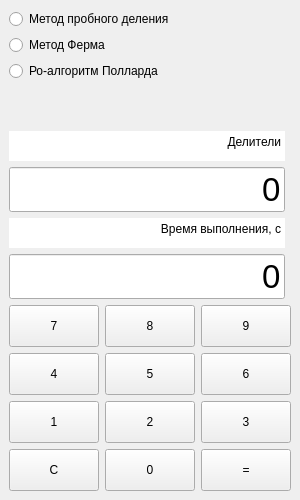
Above: Dells/design.ui from DimLepnikov/FactorizationUltima before the change. Below: the same form after it.
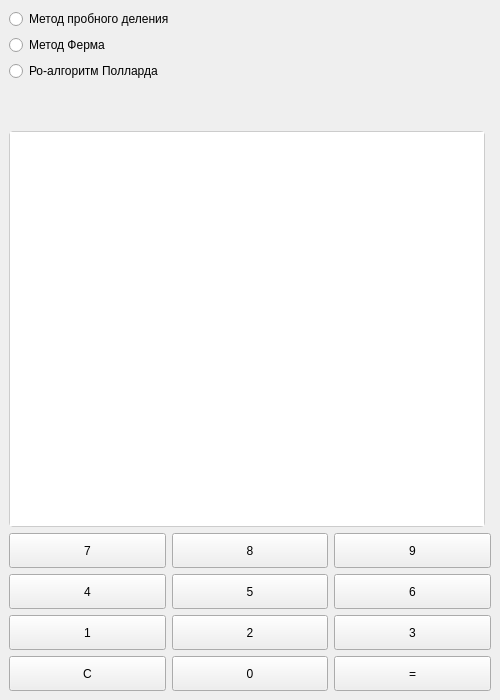
That is the form after the change. Icons and pictures are not drawn.

What changed in the file:
```diff
--- a/Dells/design.ui
+++ b/Dells/design.ui
@@ -6,79 +6,25 @@
    <rect>
     <x>0</x>
     <y>0</y>
-    <width>300</width>
-    <height>500</height>
+    <width>400</width>
+    <height>600</height>
    </rect>
   </property>
   <property name="minimumSize">
    <size>
-    <width>300</width>
-    <height>500</height>
+    <width>500</width>
+    <height>700</height>
    </size>
   </property>
   <property name="windowTitle">
    <string>Dells</string>
   </property>
   <property name="windowIcon">
-   <iconset resource="files.qrc">
+   <iconset>
     <normaloff>:/icons/calculate_24dp_000000_FILL0_wght400_GRAD0_opsz24.png</normaloff>:/icons/calculate_24dp_000000_FILL0_wght400_GRAD0_opsz24.png</iconset>
   </property>
   <widget class="QWidget" name="centralwidget">
    <layout class="QGridLayout" name="gridLayout_2">
-    <item row="12" column="0">
-     <widget class="QLineEdit" name="le_entry_time">
-      <property name="sizePolicy">
-       <sizepolicy hsizetype="Expanding" vsizetype="Maximum">
-        <horstretch>0</horstretch>
-        <verstretch>0</verstretch>
-       </sizepolicy>
-      </property>
-      <property name="styleSheet">
-       <string notr="true">font-size: 25pt;</string>
-      </property>
-      <property name="text">
-       <string>0</string>
-      </property>
-      <property name="maxLength">
-       <number>70</number>
-      </property>
-      <property name="alignment">
-       <set>Qt::AlignmentFlag::AlignRight|Qt::AlignmentFlag::AlignTrailing|Qt::AlignmentFlag::AlignVCenter</set>
-      </property>
-      <property name="dragEnabled">
-       <bool>false</bool>
-      </property>
-      <property name="readOnly">
-       <bool>true</bool>
-      </property>
-     </widget>
-    </item>
-    <item row="5" column="0">
-     <widget class="QLabel" name="lbl_temp">
-      <property name="sizePolicy">
-       <sizepolicy hsizetype="Preferred" vsizetype="Maximum">
-        <horstretch>0</horstretch>
-        <verstretch>0</verstretch>
-       </sizepolicy>
-      </property>
-      <property name="styleSheet">
-       <string notr="true">font-size: 25pt;</string>
-      </property>
-      <property name="text">
-       <string/>
-      </property>
-      <property name="alignment">
-       <set>Qt::AlignmentFlag::AlignRight|Qt::AlignmentFlag::AlignTrailing|Qt::AlignmentFlag::AlignVCenter</set>
-      </property>
-     </widget>
-    </item>
-    <item row="2" column="0">
-     <widget class="QRadioButton" name="radioButton_2">
-      <property name="text">
-       <string>Метод пробного деления</string>
-      </property>
-     </widget>
-    </item>
     <item row="4" column="0">
      <widget class="QRadioButton" name="radioButton">
       <property name="text">
@@ -86,82 +32,37 @@
       </property>
      </widget>
     </item>
-    <item row="3" column="0">
-     <widget class="QRadioButton" name="radioButton_3">
+    <item row="2" column="0">
+     <widget class="QRadioButton" name="radioButton_2">
       <property name="text">
-       <string>Метод Ферма</string>
+       <string>Метод пробного деления</string>
       </property>
      </widget>
     </item>
-    <item row="9" column="0">
-     <widget class="QLineEdit" name="le_entry_dells">
-      <property name="sizePolicy">
-       <sizepolicy hsizetype="Expanding" vsizetype="Maximum">
-        <horstretch>0</horstretch>
-        <verstretch>0</verstretch>
-       </sizepolicy>
-      </property>
-      <property name="styleSheet">
-       <string notr="true">font-size: 25pt;</string>
-      </property>
-      <property name="text">
-       <string>0</string>
-      </property>
-      <property name="maxLength">
-       <number>70</number>
-      </property>
-      <property name="alignment">
-       <set>Qt::AlignmentFlag::AlignRight|Qt::AlignmentFlag::AlignTrailing|Qt::AlignmentFlag::AlignVCenter</set>
-      </property>
-      <property name="readOnly">
-       <bool>true</bool>
-      </property>
-     </widget>
-    </item>
-    <item row="11" column="0">
-     <widget class="QTextBrowser" name="textBrowser_2">
-      <property name="minimumSize">
-       <size>
-        <width>0</width>
-        <height>30</height>
-       </size>
-      </property>
-      <property name="maximumSize">
-       <size>
-        <width>16777215</width>
-        <height>30</height>
-       </size>
-      </property>
-      <property name="styleSheet">
-       <string notr="true">border: None;</string>
-      </property>
-      <property name="html">
-       <string>&lt;!DOCTYPE HTML PUBLIC &quot;-//W3C//DTD HTML 4.0//EN&quot; &quot;http://www.w3.org/TR/REC-html40/strict.dtd&quot;&gt;
-&lt;html&gt;&lt;head&gt;&lt;meta name=&quot;qrichtext&quot; content=&quot;1&quot; /&gt;&lt;meta charset=&quot;utf-8&quot; /&gt;&lt;style type=&quot;text/css&quot;&gt;
-p, li { white-space: pre-wrap; }
-hr { height: 1px; border-width: 0; }
-li.unchecked::marker { content: &quot;\2610&quot;; }
-li.checked::marker { content: &quot;\2612&quot;; }
-&lt;/style&gt;&lt;/head&gt;&lt;body style=&quot; font-family:'Segoe UI'; font-size:9pt; font-weight:400; font-style:normal;&quot;&gt;
-&lt;p align=&quot;right&quot; style=&quot; margin-top:0px; margin-bottom:0px; margin-left:0px; margin-right:0px; -qt-block-indent:0; text-indent:0px;&quot;&gt;Время выполнения, с&lt;/p&gt;&lt;/body&gt;&lt;/html&gt;</string>
-      </property>
-     </widget>
-    </item>
-    <item row="15" column="0" colspan="2">
+    <item row="12" column="0" colspan="2">
      <layout class="QGridLayout" name="gridLayout">
       <item row="1" column="0">
        <layout class="QGridLayout" name="gridLayout_3">
         <item row="2" column="0">
          <widget class="QPushButton" name="btn_4">
           <property name="sizePolicy">
-           <sizepolicy hsizetype="Minimum" vsizetype="Expanding">
+           <sizepolicy hsizetype="Expanding" vsizetype="Fixed">
             <horstretch>0</horstretch>
             <verstretch>0</verstretch>
            </sizepolicy>
           </property>
+          <property name="minimumSize">
+           <size>
+            <width>0</width>
+            <height>35</height>
+           </size>
+          </property>
           <property name="cursor">
            <cursorShape>PointingHandCursor</cursorShape>
           </property>
+          <property name="layoutDirection">
+           <enum>Qt::LayoutDirection::LeftToRight</enum>
+          </property>
           <property name="text">
            <string>4</string>
           </property>
@@ -173,14 +74,23 @@
         <item row="2" column="1">
          <widget class="QPushButton" name="btn_5">
           <property name="sizePolicy">
-           <sizepolicy hsizetype="Minimum" vsizetype="Expanding">
+           <sizepolicy hsizetype="Expanding" vsizetype="Fixed">
             <horstretch>0</horstretch>
             <verstretch>0</verstretch>
            </sizepolicy>
           </property>
+          <property name="minimumSize">
+           <size>
+            <width>0</width>
+            <height>35</height>
+           </size>
+          </property>
           <property name="cursor">
            <cursorShape>PointingHandCursor</cursorShape>
           </property>
+          <property name="layoutDirection">
+           <enum>Qt::LayoutDirection::LeftToRight</enum>
+          </property>
           <property name="text">
            <string>5</string>
           </property>
@@ -192,14 +102,23 @@
         <item row="5" column="1">
          <widget class="QPushButton" name="btn_0">
           <property name="sizePolicy">
-           <sizepolicy hsizetype="Minimum" vsizetype="Expanding">
+           <sizepolicy hsizetype="Expanding" vsizetype="Fixed">
             <horstretch>0</horstretch>
             <verstretch>0</verstretch>
            </sizepolicy>
           </property>
+          <property name="minimumSize">
+           <size>
+            <width>0</width>
+            <height>35</height>
+           </size>
+          </property>
           <property name="cursor">
            <cursorShape>PointingHandCursor</cursorShape>
           </property>
+          <property name="layoutDirection">
+           <enum>Qt::LayoutDirection::LeftToRight</enum>
+          </property>
           <property name="text">
            <string>0</string>
           </property>
@@ -211,14 +130,23 @@
         <item row="1" column="0">
          <widget class="QPushButton" name="btn_7">
           <property name="sizePolicy">
-           <sizepolicy hsizetype="Minimum" vsizetype="Expanding">
+           <sizepolicy hsizetype="Expanding" vsizetype="Fixed">
             <horstretch>0</horstretch>
             <verstretch>0</verstretch>
            </sizepolicy>
           </property>
+          <property name="minimumSize">
+           <size>
+            <width>0</width>
+            <height>35</height>
+           </size>
+          </property>
           <property name="cursor">
            <cursorShape>PointingHandCursor</cursorShape>
           </property>
+          <property name="layoutDirection">
+           <enum>Qt::LayoutDirection::LeftToRight</enum>
+          </property>
           <property name="text">
            <string>7</string>
           </property>
@@ -230,14 +158,23 @@
         <item row="1" column="2">
          <widget class="QPushButton" name="btn_9">
           <property name="sizePolicy">
-           <sizepolicy hsizetype="Minimum" vsizetype="Expanding">
+           <sizepolicy hsizetype="Expanding" vsizetype="Fixed">
             <horstretch>0</horstretch>
             <verstretch>0</verstretch>
            </sizepolicy>
           </property>
+          <property name="minimumSize">
+           <size>
+            <width>0</width>
+            <height>35</height>
+           </size>
+          </property>
           <property name="cursor">
            <cursorShape>PointingHandCursor</cursorShape>
           </property>
+          <property name="layoutDirection">
+           <enum>Qt::LayoutDirection::LeftToRight</enum>
+          </property>
           <property name="text">
            <string>9</string>
           </property>
@@ -249,14 +186,23 @@
         <item row="3" column="2">
          <widget class="QPushButton" name="btn_3">
           <property name="sizePolicy">
-           <sizepolicy hsizetype="Minimum" vsizetype="Expanding">
+           <sizepolicy hsizetype="Expanding" vsizetype="Fixed">
             <horstretch>0</horstretch>
             <verstretch>0</verstretch>
            </sizepolicy>
           </property>
+          <property name="minimumSize">
+           <size>
+            <width>0</width>
+            <height>35</height>
+           </size>
+          </property>
           <property name="cursor">
            <cursorShape>PointingHandCursor</cursorShape>
           </property>
+          <property name="layoutDirection">
+           <enum>Qt::LayoutDirection::LeftToRight</enum>
+          </property>
           <property name="text">
            <string>3</string>
           </property>
@@ -268,14 +214,23 @@
         <item row="1" column="1">
          <widget class="QPushButton" name="btn_8">
           <property name="sizePolicy">
-           <sizepolicy hsizetype="Minimum" vsizetype="Expanding">
+           <sizepolicy hsizetype="Expanding" vsizetype="Fixed">
             <horstretch>0</horstretch>
             <verstretch>0</verstretch>
            </sizepolicy>
           </property>
+          <property name="minimumSize">
+           <size>
+            <width>0</width>
+            <height>35</height>
+           </size>
+          </property>
           <property name="cursor">
            <cursorShape>PointingHandCursor</cursorShape>
           </property>
+          <property name="layoutDirection">
+           <enum>Qt::LayoutDirection::LeftToRight</enum>
+          </property>
           <property name="text">
            <string>8</string>
           </property>
@@ -287,14 +242,23 @@
         <item row="5" column="0">
          <widget class="QPushButton" name="btn_C">
           <property name="sizePolicy">
-           <sizepolicy hsizetype="Minimum" vsizetype="Expanding">
+           <sizepolicy hsizetype="Expanding" vsizetype="Fixed">
             <horstretch>0</horstretch>
             <verstretch>0</verstretch>
            </sizepolicy>
           </property>
+          <property name="minimumSize">
+           <size>
+            <width>0</width>
+            <height>35</height>
+           </size>
+          </property>
           <property name="cursor">
            <cursorShape>PointingHandCursor</cursorShape>
           </property>
+          <property name="layoutDirection">
+           <enum>Qt::LayoutDirection::LeftToRight</enum>
+          </property>
           <property name="text">
            <string>C</string>
           </property>
@@ -306,14 +270,23 @@
         <item row="3" column="1">
          <widget class="QPushButton" name="btn_2">
           <property name="sizePolicy">
-           <sizepolicy hsizetype="Minimum" vsizetype="Expanding">
+           <sizepolicy hsizetype="Expanding" vsizetype="Fixed">
             <horstretch>0</horstretch>
             <verstretch>0</verstretch>
            </sizepolicy>
           </property>
+          <property name="minimumSize">
+           <size>
+            <width>0</width>
+            <height>35</height>
+           </size>
+          </property>
           <property name="cursor">
            <cursorShape>PointingHandCursor</cursorShape>
           </property>
+          <property name="layoutDirection">
+           <enum>Qt::LayoutDirection::LeftToRight</enum>
+          </property>
           <property name="text">
            <string>2</string>
           </property>
@@ -325,14 +298,23 @@
         <item row="5" column="2">
          <widget class="QPushButton" name="btn_ans">
           <property name="sizePolicy">
-           <sizepolicy hsizetype="Minimum" vsizetype="Expanding">
+           <sizepolicy hsizetype="Expanding" vsizetype="Fixed">
             <horstretch>0</horstretch>
             <verstretch>0</verstretch>
            </sizepolicy>
           </property>
+          <property name="minimumSize">
+           <size>
+            <width>0</width>
+            <height>35</height>
+           </size>
+          </property>
           <property name="cursor">
            <cursorShape>PointingHandCursor</cursorShape>
           </property>
+          <property name="layoutDirection">
+           <enum>Qt::LayoutDirection::LeftToRight</enum>
+          </property>
           <property name="text">
            <string>=</string>
           </property>
@@ -344,14 +326,23 @@
         <item row="3" column="0">
          <widget class="QPushButton" name="btn_1">
           <property name="sizePolicy">
-           <sizepolicy hsizetype="Minimum" vsizetype="Expanding">
+           <sizepolicy hsizetype="Expanding" vsizetype="Fixed">
             <horstretch>0</horstretch>
             <verstretch>0</verstretch>
            </sizepolicy>
           </property>
+          <property name="minimumSize">
+           <size>
+            <width>0</width>
+            <height>35</height>
+           </size>
+          </property>
           <property name="cursor">
            <cursorShape>PointingHandCursor</cursorShape>
           </property>
+          <property name="layoutDirection">
+           <enum>Qt::LayoutDirection::LeftToRight</enum>
+          </property>
           <property name="text">
            <string>1</string>
           </property>
@@ -363,14 +354,23 @@
         <item row="2" column="2">
          <widget class="QPushButton" name="btn_6">
           <property name="sizePolicy">
-           <sizepolicy hsizetype="Minimum" vsizetype="Expanding">
+           <sizepolicy hsizetype="Expanding" vsizetype="Fixed">
             <horstretch>0</horstretch>
             <verstretch>0</verstretch>
            </sizepolicy>
           </property>
+          <property name="minimumSize">
+           <size>
+            <width>0</width>
+            <height>35</height>
+           </size>
+          </property>
           <property name="cursor">
            <cursorShape>PointingHandCursor</cursorShape>
           </property>
+          <property name="layoutDirection">
+           <enum>Qt::LayoutDirection::LeftToRight</enum>
+          </property>
           <property name="text">
            <string>6</string>
           </property>
@@ -383,32 +383,39 @@
       </item>
      </layout>
     </item>
-    <item row="8" column="0">
-     <widget class="QTextBrowser" name="textBrowser">
+    <item row="3" column="0">
+     <widget class="QRadioButton" name="radioButton_3">
+      <property name="text">
+       <string>Метод Ферма</string>
+      </property>
+     </widget>
+    </item>
+    <item row="5" column="0">
+     <widget class="QLabel" name="lbl_temp">
       <property name="sizePolicy">
-       <sizepolicy hsizetype="Minimum" vsizetype="Minimum">
+       <sizepolicy hsizetype="Preferred" vsizetype="Maximum">
         <horstretch>0</horstretch>
         <verstretch>0</verstretch>
        </sizepolicy>
       </property>
-      <property name="maximumSize">
-       <size>
-        <width>16777215</width>
-        <height>30</height>
-       </size>
+      <property name="styleSheet">
+       <string notr="true">font-size: 25pt;</string>
       </property>
+      <property name="text">
+       <string/>
+      </property>
+      <property name="alignment">
+       <set>Qt::AlignmentFlag::AlignRight|Qt::AlignmentFlag::AlignTrailing|Qt::AlignmentFlag::AlignVCenter</set>
+      </property>
+     </widget>
+    </item>
+    <item row="8" column="0" rowspan="2">
+     <widget class="QTextEdit" name="le_entry_dells">
       <property name="styleSheet">
-       <string notr="true">border: None;</string>
+       <string notr="true">font-size: 16px; border: 1px solid #ccc; border-radius: 4px;</string>
       </property>
-      <property name="html">
-       <string>&lt;!DOCTYPE HTML PUBLIC &quot;-//W3C//DTD HTML 4.0//EN&quot; &quot;http://www.w3.org/TR/REC-html40/strict.dtd&quot;&gt;
-&lt;html&gt;&lt;head&gt;&lt;meta name=&quot;qrichtext&quot; content=&quot;1&quot; /&gt;&lt;meta charset=&quot;utf-8&quot; /&gt;&lt;style type=&quot;text/css&quot;&gt;
-p, li { white-space: pre-wrap; }
-hr { height: 1px; border-width: 0; }
-li.unchecked::marker { content: &quot;\2610&quot;; }
-li.checked::marker { content: &quot;\2612&quot;; }
-&lt;/style&gt;&lt;/head&gt;&lt;body style=&quot; font-family:'Segoe UI'; font-size:9pt; font-weight:400; font-style:normal;&quot;&gt;
-&lt;p align=&quot;right&quot; style=&quot; margin-top:0px; margin-bottom:0px; margin-left:0px; margin-right:0px; -qt-block-indent:0; text-indent:0px;&quot;&gt;Делители&lt;/p&gt;&lt;/body&gt;&lt;/html&gt;</string>
+      <property name="readOnly">
+       <bool>true</bool>
       </property>
      </widget>
     </item>
```
